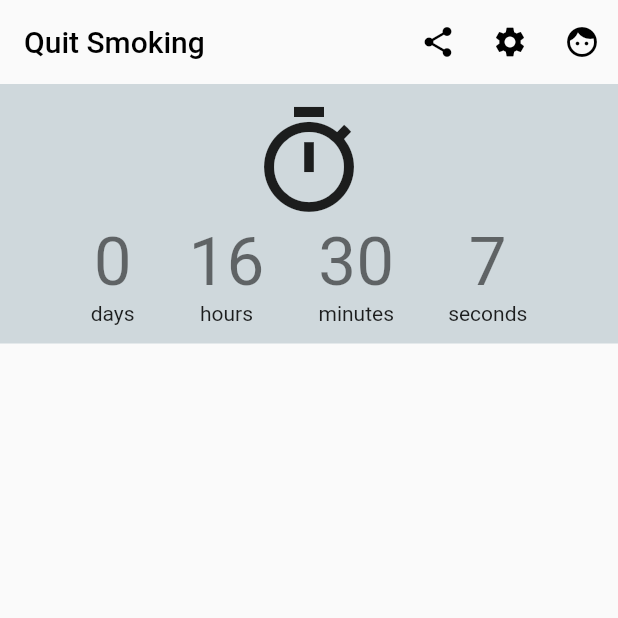
After one commit to musahinist/quit_smoking, a Flutter app: the screen it shows after launch, on a phone screen of 412 x 824 dp, the top half of it. The commit adds this screen. Run offline on Flutter 3.47's test engine with Material 2 defaults, Android fonts, the phone set to English and light mode, and no system bars.

Commit message:
add stopwatch to quit duration

```diff
--- a/lib/main.dart
+++ b/lib/main.dart
@@ -1,4 +1,5 @@
 import 'package:flutter/material.dart';
+import 'package:quit_smoking/view/home/home_page.dart';
 import 'package:quit_smoking/view/setup/setup_page.dart';
 
 void main() {
@@ -15,9 +16,9 @@ class MyApp extends StatelessWidget {
       title: 'Flutter Demo',
       debugShowCheckedModeBanner: false,
       theme: ThemeData(
-        primarySwatch: Colors.blue,
+        primarySwatch: Colors.amber,
       ),
-      home: const SetupPage(),
+      home: const HomePage(),
     );
   }
 }
--- /dev/null
+++ b/lib/view/home/home_page.dart
@@ -0,0 +1,102 @@
+import 'dart:async';
+
+import 'package:flutter/material.dart';
+
+class HomePage extends StatelessWidget {
+  const HomePage({Key? key}) : super(key: key);
+
+  @override
+  Widget build(BuildContext context) {
+    return Scaffold(
+        appBar: AppBar(
+          backgroundColor: Colors.transparent,
+          elevation: 0,
+          title: const Text("Quit Smoking"),
+          actions: [
+            IconButton(onPressed: () {}, icon: const Icon(Icons.share)),
+            IconButton(onPressed: () {}, icon: const Icon(Icons.settings)),
+            IconButton(onPressed: () {}, icon: const Icon(Icons.face))
+          ],
+        ),
+        body: ListView(
+          children: [const StopWatchSection()],
+        ));
+  }
+}
+
+class StopWatchSection extends StatefulWidget {
+  const StopWatchSection({
+    Key? key,
+  }) : super(key: key);
+
+  @override
+  State<StopWatchSection> createState() => _StopWatchSectionState();
+}
+
+class _StopWatchSectionState extends State<StopWatchSection> {
+  late Timer timer;
+  Duration duration = DateTime.now().difference(DateTime(2022, 6, 21, 18, 00));
+
+  @override
+  void initState() {
+    // TODO: implement initState
+    super.initState();
+    timer = Timer.periodic(Duration(seconds: 1), (time) {
+      duration = DateTime.now().difference(DateTime(2022, 6, 21, 18, 00));
+      String sDuration =
+          "${duration.inHours}:${duration.inMinutes.remainder(60)}:${(duration.inSeconds.remainder(60))}";
+      setState(() {});
+    });
+  }
+
+  @override
+  Widget build(BuildContext context) {
+    return DecoratedBox(
+      decoration: BoxDecoration(color: Colors.blueGrey[100]),
+      child: Padding(
+        padding: const EdgeInsets.all(12),
+        child: Column(
+          children: [
+            const Icon(Icons.timer_outlined, size: 80),
+            Row(
+              mainAxisAlignment: MainAxisAlignment.center,
+              children: [
+                Column(
+                  children: [
+                    Text("${duration.inDays}",
+                        style: Theme.of(context).textTheme.headline3),
+                    const Text('days')
+                  ],
+                ),
+                const SizedBox(width: 36),
+                Column(
+                  children: [
+                    Text("${duration.inHours}",
+                        style: Theme.of(context).textTheme.headline3),
+                    const Text('hours')
+                  ],
+                ),
+                const SizedBox(width: 36),
+                Column(
+                  children: [
+                    Text("${duration.inMinutes.remainder(60)}",
+                        style: Theme.of(context).textTheme.headline3),
+                    const Text('minutes')
+                  ],
+                ),
+                const SizedBox(width: 36),
+                Column(
+                  children: [
+                    Text("${(duration.inSeconds.remainder(60))}",
+                        style: Theme.of(context).textTheme.headline3),
+                    const Text('seconds')
+                  ],
+                ),
+              ],
+            )
+          ],
+        ),
+      ),
+    );
+  }
+}
```
